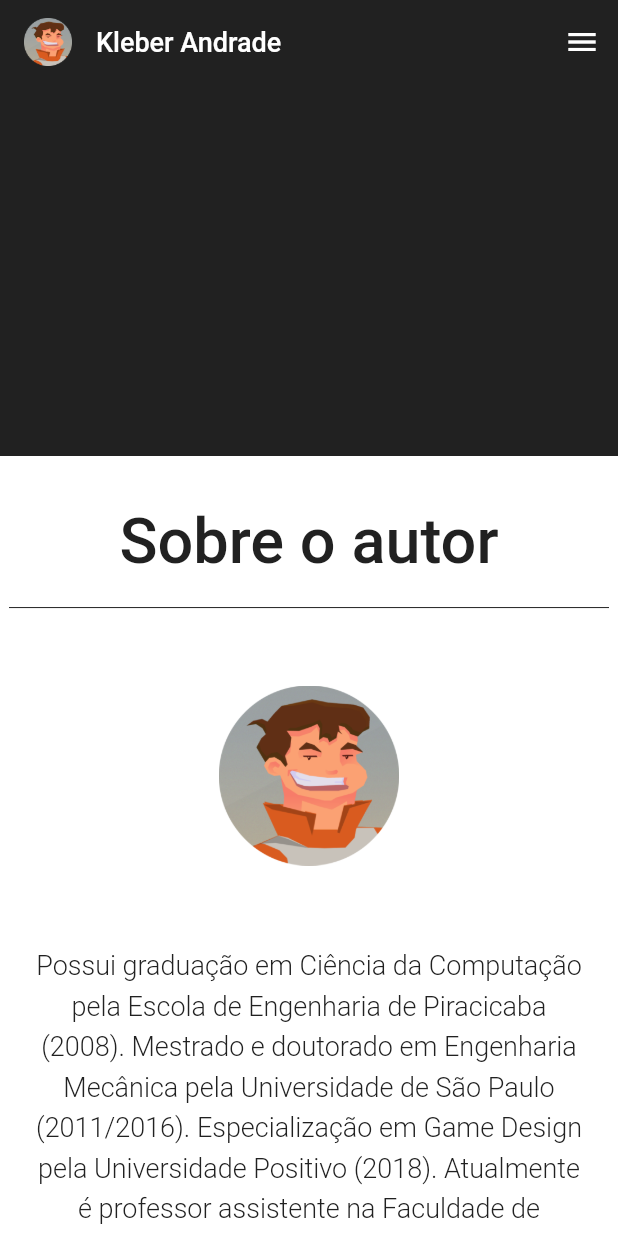
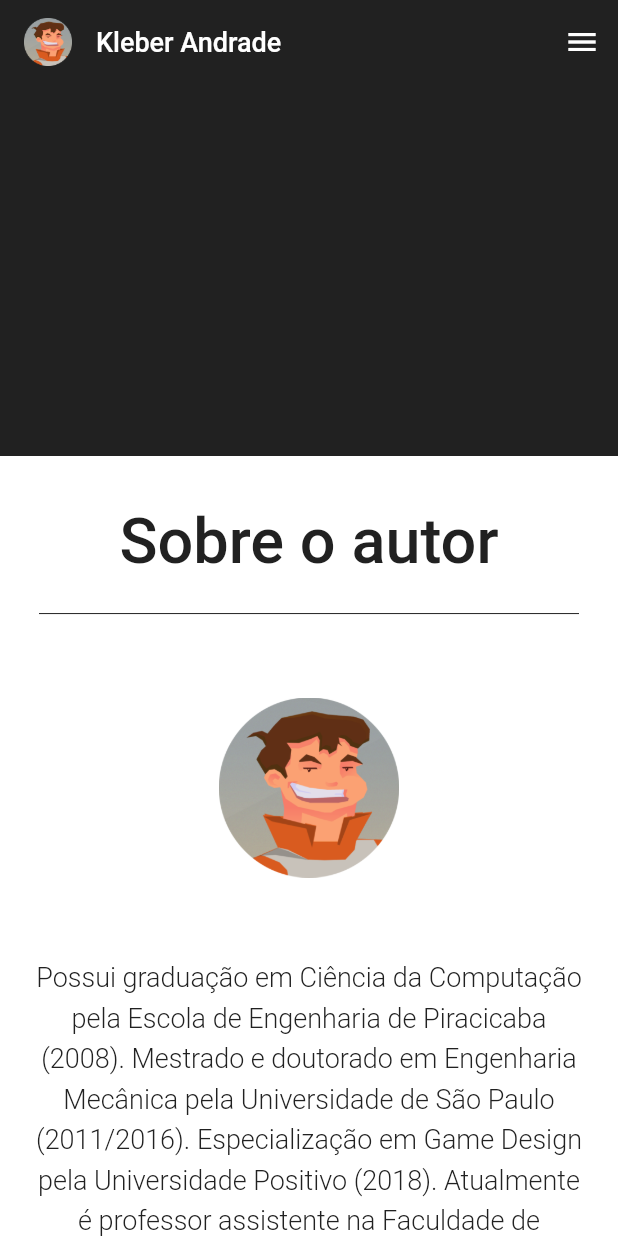
Before and after one commit to kleberandrade/profile-flutter-web, a Flutter app: the screen it shows after launch, scrolled down 576 dp, on a phone screen of 412 x 824 dp. Run offline on Flutter 3.47's test engine with Material 2 defaults, Android fonts, the phone set to English and light mode, and no system bars; our stand-ins replace flushbar, font_awesome_flutter.

Commit message:
bug fix: section title and contact dialog

```diff
--- a/lib/pages/home/contact/contact_dialog.dart
+++ b/lib/pages/home/contact/contact_dialog.dart
@@ -31,8 +31,8 @@ class _ContactDialogState extends State<ContactDialog> {
           mainAxisSize: MainAxisSize.min,
           children: [
             SectionDescription(
-              description:
-                  'Você tem alguma pergunta? Por favor, não hesite em me contatar diretamente. Eu entrarei em contato com você em questão de horas para ajudá-lo.',
+              description: 'Você tem alguma pergunta?',
+              vertical: 16.0,
             ),
             ContactTextField(
               hintText: 'Nome',
--- a/lib/pages/home/contact/contact_form_button.dart
+++ b/lib/pages/home/contact/contact_form_button.dart
@@ -17,7 +17,7 @@ class ContactFormButton extends StatelessWidget {
     return RaisedButton(
       child: Container(
         height: 50.0,
-        width: 160.0,
+        width: 140.0,
         child: Center(
           child: loading
               ? Container(
--- a/lib/pages/home/sections/section_description.dart
+++ b/lib/pages/home/sections/section_description.dart
@@ -2,15 +2,16 @@ import 'package:flutter/material.dart';
 
 class SectionDescription extends StatelessWidget {
   final String description;
+  final double vertical;
 
-  SectionDescription({this.description});
+  SectionDescription({this.description, this.vertical = 32.0});
 
   @override
   Widget build(BuildContext context) {
     return Container(
       width: 1080.0,
       child: Padding(
-        padding: const EdgeInsets.symmetric(vertical: 32.0, horizontal: 20.0),
+        padding: EdgeInsets.symmetric(vertical: vertical, horizontal: 20.0),
         child: Text(
           description,
           textAlign: TextAlign.center,
--- a/lib/pages/home/sections/section_title.dart
+++ b/lib/pages/home/sections/section_title.dart
@@ -11,10 +11,13 @@ class SectionTitle extends StatelessWidget {
     return Container(
       width: width,
       child: Column(
+        crossAxisAlignment: CrossAxisAlignment.center,
+        mainAxisAlignment: MainAxisAlignment.center,
         mainAxisSize: MainAxisSize.min,
         children: <Widget>[
           Padding(
             padding: const EdgeInsets.fromLTRB(20.0, 32.0, 20.0, 20.0),
+            child: Center(
               child: Text(
                 text,
                 style: TextStyle(
@@ -24,11 +27,15 @@ class SectionTitle extends StatelessWidget {
                 ),
               ),
             ),
+          ),
           Container(
             width: 600.0,
+            padding: EdgeInsets.symmetric(vertical: 4.0, horizontal: 20.0),
+            child: Center(
               child: Divider(
                 color: Theme.of(context).primaryColor,
                 height: 0.1,
+              ),
             ),
           ),
         ],
--- a/pubspec.yaml
+++ b/pubspec.yaml
@@ -1,5 +1,5 @@
 name: kleberandrade
-description: A new Flutter project.
+description: Site do pesquisador, professor e programador Kleber de Oliveira Andrade.
 publish_to: 'none' # Remove this line if you wish to publish to pub.dev
 version: 1.0.0+1
 
```
Lines whose indentation alone changed are shown as unchanged.
